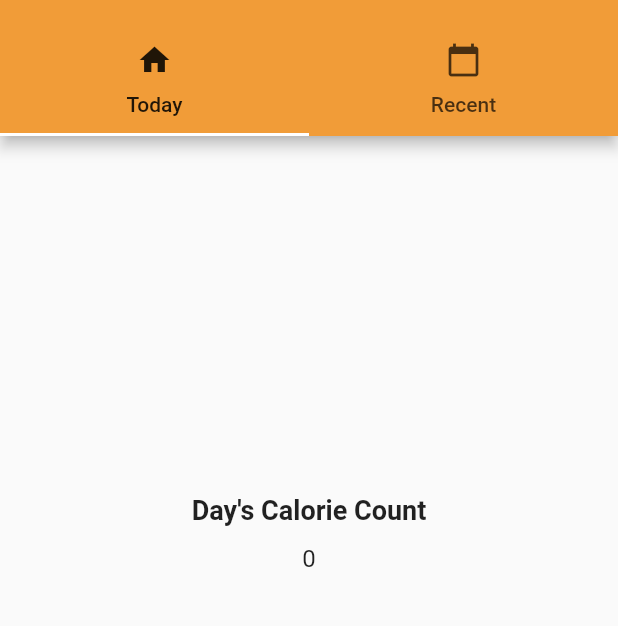
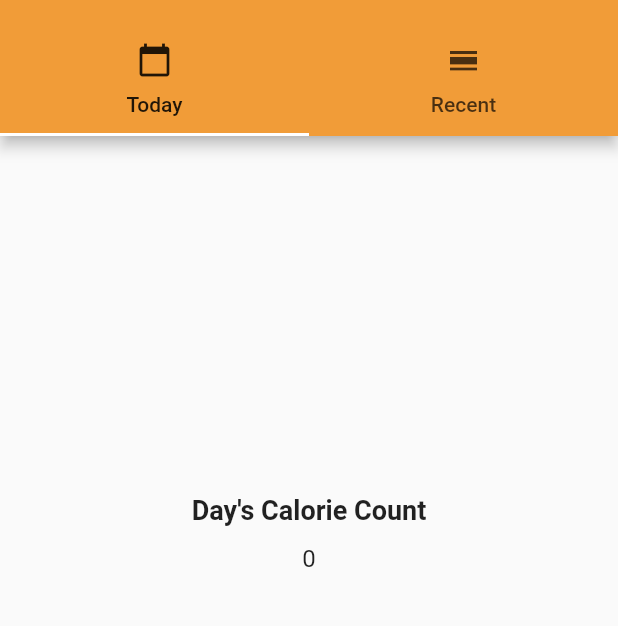
Before and after one commit to JayyyR/CalorieCountAppFlutter, a Flutter app: the screen it shows after launch, after a tap on "Add", on a phone screen of 412 x 824 dp, the part 59-685 px from its top. Run offline on Flutter 3.47's test engine with Material 2 defaults, Android fonts, the phone set to English and light mode, and no system bars; our stand-ins replace rxdart, shared_preferences.

Commit message:
strings and cleanup

```diff
--- a/lib/AddCaloriesPage.dart
+++ b/lib/AddCaloriesPage.dart
@@ -53,7 +53,8 @@ class _AddCaloriesPageState extends State<AddCaloriesPage> {
   }
 
   void _showSnackBar(String message) {
-    final snackBar = SnackBar(content: Text(message));
+    final snackBar = SnackBar(content: Text(message),
+        duration: Duration(milliseconds: 2000));
     Scaffold.of(context).showSnackBar(snackBar);
   }
 
--- a/lib/RecentDaysPage.dart
+++ b/lib/RecentDaysPage.dart
@@ -1,5 +1,5 @@
+import 'package:calorie_counter/Strings.dart';
 import 'package:flutter/material.dart';
-import 'package:rxdart/rxdart.dart';
 import 'package:calorie_counter/StorageHelper.dart';
 
 class RecentDaysPage extends StatefulWidget {
@@ -25,7 +25,7 @@ class _RecentDaysPageState extends State<RecentDaysPage> {
         Padding(
           padding: EdgeInsets.all(16),
           child:  Text(
-            "Calories Consumed",
+            Strings.CALORIES_CONSUMED,
             style: TextStyle(fontSize: 24.0, fontWeight: FontWeight.bold),
           )
         ),
@@ -41,7 +41,7 @@ class _RecentDaysPageState extends State<RecentDaysPage> {
               final index = i ~/ 2;
               final daysAgo = index + 1;
               final daysAgoString =
-              (daysAgo == 1) ? "Yesterday" : "$daysAgo days ago";
+              (daysAgo == 1) ? Strings.YESTERDAY : "$daysAgo ${Strings.DAYS_AGO}";
               String dayText = "$daysAgoString: "
                   "${_viewModel.getCaloriesConsumed(daysAgo)}";
               return Text(
--- a/lib/Strings.dart
+++ b/lib/Strings.dart
@@ -11,6 +11,9 @@ class Strings {
   static const CALORIES_CONSUMED = "Calories Consumed";
   static const YES = "Yes";
   static const CANCEL = "Cancel";
-  static const YOU_HAVENT_CONSUMED_ANY = "You haven't consumed any calories";
+  static const YOU_HAVENT_CONSUMED_ANY = "You haven't consumed any calories yet";
   static const NON_VALID_INPUT_MSG = "You must enter a valid number";
+  static const YESTERDAY = "Yesterday";
+  static const DAYS_AGO = "days ago";
+  static const CALORIE_COUNTER = "Calorie Counter";
 }
--- a/lib/main.dart
+++ b/lib/main.dart
@@ -1,5 +1,6 @@
 import 'package:calorie_counter/AddCaloriesPage.dart';
 import 'package:calorie_counter/RecentDaysPage.dart';
+import 'package:calorie_counter/Strings.dart';
 import 'package:flutter/material.dart';
 
 void main() => runApp(MyApp());
@@ -18,7 +19,7 @@ class _MyAppState extends State<MyApp> {
   @override
   Widget build(BuildContext context) {
     return MaterialApp(
-        title: 'Calorie Counter',
+        title: Strings.CALORIE_COUNTER,
         theme: ThemeData(
           primaryColor: Color(0xfff19c38),
           accentColor: Colors.white
@@ -27,14 +28,14 @@ class _MyAppState extends State<MyApp> {
             length: 2,
             child: Scaffold(
               appBar: AppBar(
-                title: Text("Calorie Counter"),
+                title: Text(Strings.CALORIE_COUNTER),
                 bottom: TabBar(
                   tabs: [
                     Tab(
-                      icon: Icon(Icons.home),
-                      text: "Today",
+                      icon: Icon(Icons.calendar_today),
+                      text: Strings.TODAY,
                     ),
-                    Tab(icon: Icon(Icons.calendar_today), text: "Recent"),
+                    Tab(icon: Icon(Icons.calendar_view_day), text: Strings.RECENT),
                   ],
                 ),
               ),
```
Also changed, not shown: 2 other files.
